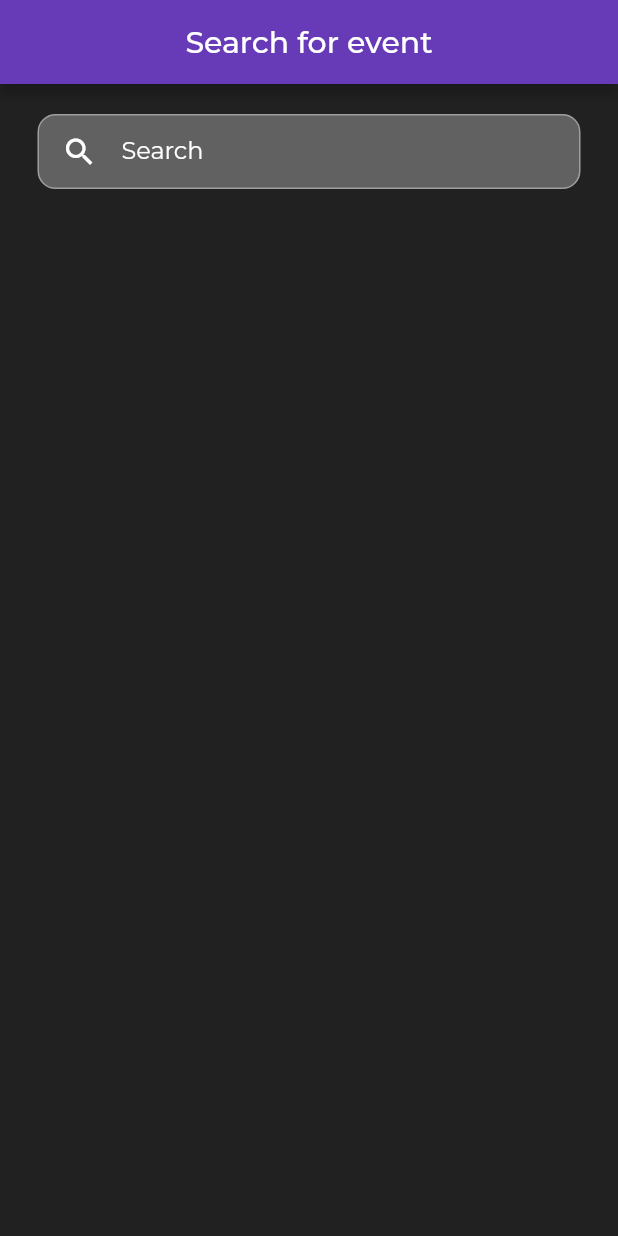
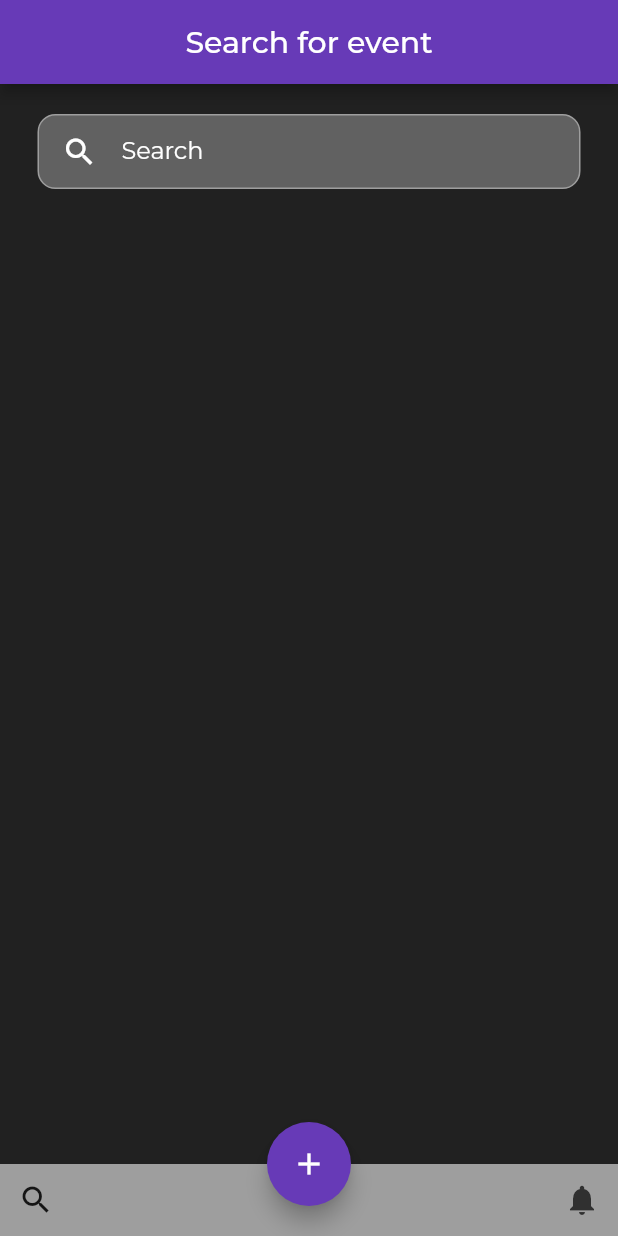
Before and after one commit to JordanAbel/hci_project, a Flutter app: the Search screen opened directly, on a phone screen of 412 x 824 dp. Run offline on Flutter 3.47's test engine with Material 2 defaults, Android fonts, the phone set to English and light mode, and no system bars; our stand-ins replace google_fonts.

Commit message:
Bottom Bar added

```diff
--- a/lib/search_screen.dart
+++ b/lib/search_screen.dart
@@ -56,7 +56,29 @@ class _SearchState extends State<Search> {
                 ),
               ],
             )
-        )
+        ),
+        floatingActionButton: FloatingActionButton(
+          onPressed: () {},
+            backgroundColor: Colors.deepPurple,
+              child: const Icon(Icons.add),
+                ),
+                floatingActionButtonLocation: FloatingActionButtonLocation.centerDocked,
+                  bottomNavigationBar: BottomAppBar(
+                    color: Colors.grey[500],
+                      child: Row(
+                        children: [
+                          IconButton(
+                            onPressed: () {},
+                             icon: const Icon(Icons.search)
+                          ),
+                            const Spacer(),
+                          IconButton(
+                            onPressed: () {},
+                              icon: Icon(Icons.notifications, color: Colors.grey[850],)
+                      ),
+                      ],
+                  ),
+                  ),
     );
   }
 }
```
Also changed, not shown: pubspec.lock.
